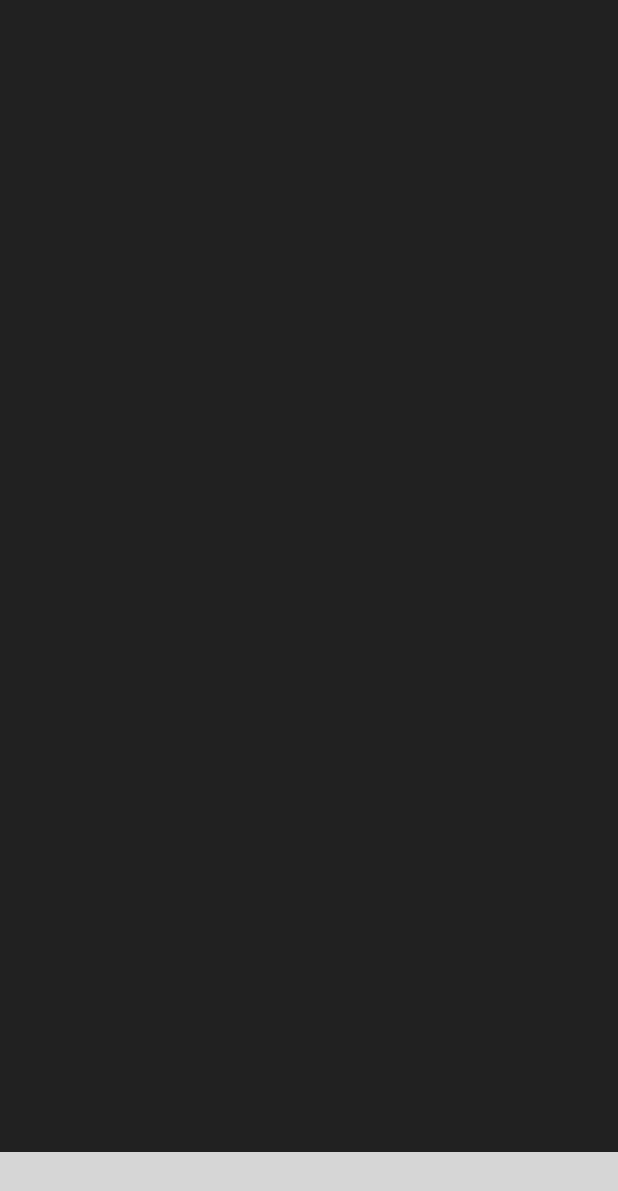
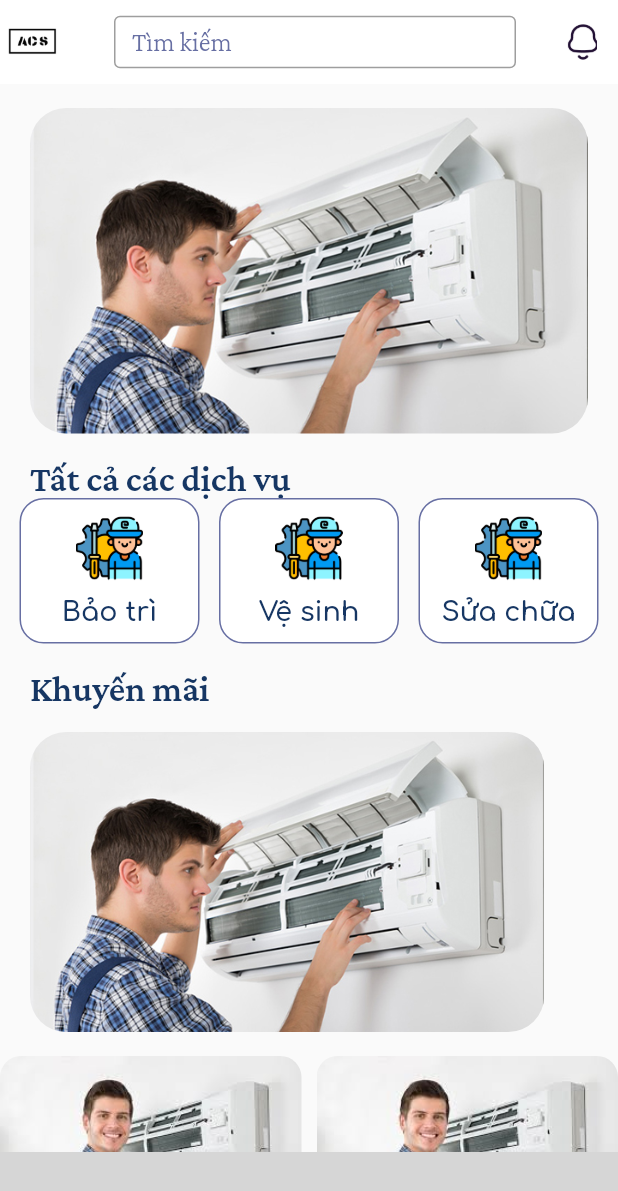
Before and after one commit to rentaneko/acs_system, a Flutter app: the screen it shows after launch, on a phone screen of 412 x 824 dp. Shown: the top 1191 px of the screen. Run offline on Flutter 3.47's test engine with Material 2 defaults, Android fonts, the phone set to English and light mode, and no system bars; our stand-ins replace get, introduction_screen; missing offline and left inert: pandabar; grey boxes are pictures that could not be loaded.

Commit message:
update ver 0.0.5
- đã có homepage
- có bottom nav bar
- chưa gán api
- UI đã ổn
- chưa có flow login

```diff
--- a/lib/main.dart
+++ b/lib/main.dart
@@ -13,8 +13,9 @@ class MyApp extends StatelessWidget {
   // This widget is the root of your application.
   @override
   Widget build(BuildContext context) {
-    return GetMaterialApp(
+    return const GetMaterialApp(
       home: BuildBottomNavBar(),
+      debugShowCheckedModeBanner: false,
     );
   }
 }
--- a/lib/screens/booking.dart
+++ b/lib/screens/booking.dart
@@ -66,7 +66,10 @@ class _BookingScreenState extends State<BookingScreen> {
                           ),
                         ),
                         ElevatedButton(
-                          onPressed: () => Navigator.of(context).pop(),
+                          onPressed: () {
+                            Navigator.of(context).pop();
+                            Navigator.of(context).pop();
+                          },
                           child: Text('Đồng ý',
                               style: ACSTyphoghraphy.buttonTitle),
                           style: ElevatedButton.styleFrom(
--- a/lib/screens/build_nav_bar.dart
+++ b/lib/screens/build_nav_bar.dart
@@ -1,3 +1,5 @@
+import 'package:acs_1/screens/booking.dart';
+import 'package:acs_1/screens/homepage.dart';
 import 'package:acs_1/styles/acs_colors.dart';
 import 'package:flutter/cupertino.dart';
 import 'package:flutter/material.dart';
@@ -21,6 +23,13 @@ class _BuildBottomNavBarState extends State<BuildBottomNavBar> {
       bottomNavigationBar: PandaBar(
         backgroundColor: ACSColors.primary,
         buttonSelectedColor: ACSColors.white,
+        fabIcon:
+            const Icon(CupertinoIcons.add, color: ACSColors.white, size: 30),
+        fabColors: const [
+          ACSColors.primary,
+          ACSColors.primary,
+          ACSColors.primary,
+        ],
         buttonData: [
           PandaBarButtonData(
             id: 'Home',
@@ -44,17 +53,16 @@ class _BuildBottomNavBarState extends State<BuildBottomNavBar> {
           ),
         ],
         onChange: (id) {
-          setState(() {
-            page = id;
-          });
+          setState(() => page = id);
         },
-        onFabButtonPressed: () {},
+        onFabButtonPressed: () => Navigator.push(
+            context, MaterialPageRoute(builder: (context) => BookingScreen())),
       ),
       body: Builder(
         builder: (context) {
           switch (page) {
             case 'Home':
-              return Container(color: Colors.grey.shade900);
+              return const HomeScreen();
             case 'Appointment':
               return Container(color: Colors.blue.shade900);
             case 'Profile':
--- /dev/null
+++ b/lib/screens/homepage.dart
@@ -0,0 +1,179 @@
+import 'package:acs_1/styles/acs_colors.dart';
+import 'package:acs_1/styles/acs_typhoghraphy.dart';
+import 'package:flutter/material.dart';
+
+class HomeScreen extends StatelessWidget {
+  const HomeScreen({Key? key}) : super(key: key);
+
+  @override
+  Widget build(BuildContext context) {
+    return SafeArea(
+      child: Scaffold(
+        appBar: AppBar(
+          backgroundColor: ACSColors.white,
+          elevation: 0,
+          titleSpacing: 20,
+          leading:
+              Image.asset('assets/images/logo.png', height: 170, width: 200),
+          title: SizedBox(
+            height: 35,
+            child: TextFormField(
+              textAlign: TextAlign.start,
+              textAlignVertical: TextAlignVertical.bottom,
+              decoration: InputDecoration(
+                hintText: 'Tìm kiếm',
+                hintStyle: const TextStyle(
+                  fontFamily: 'CrimsonPro-Light',
+                  fontSize: 18,
+                  color: ACSColors.secondaryText,
+                  fontWeight: FontWeight.w500,
+                ),
+                border: OutlineInputBorder(
+                  borderRadius: BorderRadius.circular(4),
+                  borderSide: const BorderSide(
+                      color: ACSColors.secondaryText, width: 1),
+                ),
+              ),
+            ),
+          ),
+          actions: [
+            IconButton(
+              onPressed: () {},
+              icon: Image.asset('assets/icons/notification.png',
+                  height: 24, width: 24),
+            ),
+          ],
+        ),
+        body: SingleChildScrollView(
+          child: Column(
+            crossAxisAlignment: CrossAxisAlignment.start,
+            children: [
+              Padding(
+                padding:
+                    const EdgeInsets.symmetric(horizontal: 20, vertical: 16),
+                child: ClipRRect(
+                  borderRadius: BorderRadius.circular(24),
+                  child: Image.asset('assets/images/banner-1.jpg'),
+                ),
+              ),
+              const Padding(
+                padding: EdgeInsets.symmetric(horizontal: 20),
+                child: Text(
+                  'Tất cả các dịch vụ',
+                  style: ACSTyphoghraphy.homeHeading,
+                ),
+              ),
+              Row(
+                mainAxisAlignment: MainAxisAlignment.spaceEvenly,
+                children: [
+                  Container(
+                    width: 120,
+                    padding: const EdgeInsets.all(10),
+                    decoration: BoxDecoration(
+                      color: ACSColors.white,
+                      borderRadius: BorderRadius.circular(16),
+                      border: Border.all(color: ACSColors.secondaryText),
+                    ),
+                    child: Column(
+                      crossAxisAlignment: CrossAxisAlignment.center,
+                      children: [
+                        Image.asset('assets/icons/service-1.png',
+                            height: 45, width: 45),
+                        const SizedBox(height: 10),
+                        const Text(
+                          'Bảo trì',
+                          style: ACSTyphoghraphy.radioTitle,
+                        ),
+                      ],
+                    ),
+                  ),
+                  Container(
+                    width: 120,
+                    padding: const EdgeInsets.all(10),
+                    decoration: BoxDecoration(
+                      color: ACSColors.white,
+                      borderRadius: BorderRadius.circular(16),
+                      border: Border.all(color: ACSColors.secondaryText),
+                    ),
+                    child: Column(
+                      crossAxisAlignment: CrossAxisAlignment.center,
+                      children: [
+                        Image.asset('assets/icons/service-1.png',
+                            height: 45, width: 45),
+                        const SizedBox(height: 10),
+                        const Text(
+                          'Vệ sinh',
+                          style: ACSTyphoghraphy.radioTitle,
+                        ),
+                      ],
+                    ),
+                  ),
+                  Container(
+                    width: 120,
+                    padding: const EdgeInsets.all(10),
+                    decoration: BoxDecoration(
+                      color: ACSColors.white,
+                      borderRadius: BorderRadius.circular(16),
+                      border: Border.all(color: ACSColors.secondaryText),
+                    ),
+                    child: Column(
+                      crossAxisAlignment: CrossAxisAlignment.center,
+                      children: [
+                        Image.asset('assets/icons/service-1.png',
+                            height: 45, width: 45),
+                        const SizedBox(height: 10),
+                        const Text(
+                          'Sửa chữa',
+                          style: ACSTyphoghraphy.radioTitle,
+                        ),
+                      ],
+                    ),
+                  ),
+                ],
+              ),
+              const SizedBox(height: 16),
+              const Padding(
+                padding: EdgeInsets.symmetric(horizontal: 20),
+                child: Text(
+                  'Khuyến mãi',
+                  style: ACSTyphoghraphy.homeHeading,
+                ),
+              ),
+              Padding(
+                padding:
+                    const EdgeInsets.symmetric(horizontal: 20, vertical: 16),
+                child: SizedBox(
+                  height: 200,
+                  child: ClipRRect(
+                    borderRadius: BorderRadius.circular(24),
+                    child: Image.asset('assets/images/banner-1.jpg'),
+                  ),
+                ),
+              ),
+              Row(
+                mainAxisAlignment: MainAxisAlignment.spaceEvenly,
+                children: [
+                  Expanded(
+                    flex: 1,
+                    child: ClipRRect(
+                      borderRadius: BorderRadius.circular(14),
+                      child: Image.asset('assets/images/banner-3.jpg'),
+                    ),
+                  ),
+                  const SizedBox(width: 10),
+                  Expanded(
+                    flex: 1,
+                    child: ClipRRect(
+                      borderRadius: BorderRadius.circular(14),
+                      child: Image.asset('assets/images/banner-3.jpg'),
+                    ),
+                  ),
+                ],
+              ),
+            ],
+          ),
+        ),
+      ),
+    );
+  }
+}
--- a/lib/styles/acs_typhoghraphy.dart
+++ b/lib/styles/acs_typhoghraphy.dart
@@ -2,6 +2,13 @@ import 'package:acs_1/styles/acs_colors.dart';
 import 'package:flutter/material.dart';
 
 class ACSTyphoghraphy {
+  static const TextStyle homeHeading = TextStyle(
+    fontSize: 24,
+    fontFamily: 'CrimsonPro-SemiBold',
+    fontWeight: FontWeight.w600,
+    color: ACSColors.text,
+  );
+
   static const TextStyle titleAppbar = TextStyle(
     color: ACSColors.white,
     fontSize: 28,
```
Also changed, not shown: assets/icons/notification.png (added), assets/icons/service-1.png (added), assets/images/banner-1.jpg (added), assets/images/banner-2.jpg (added), assets/images/banner-3.jpg (added), assets/images/logo.png (added).
